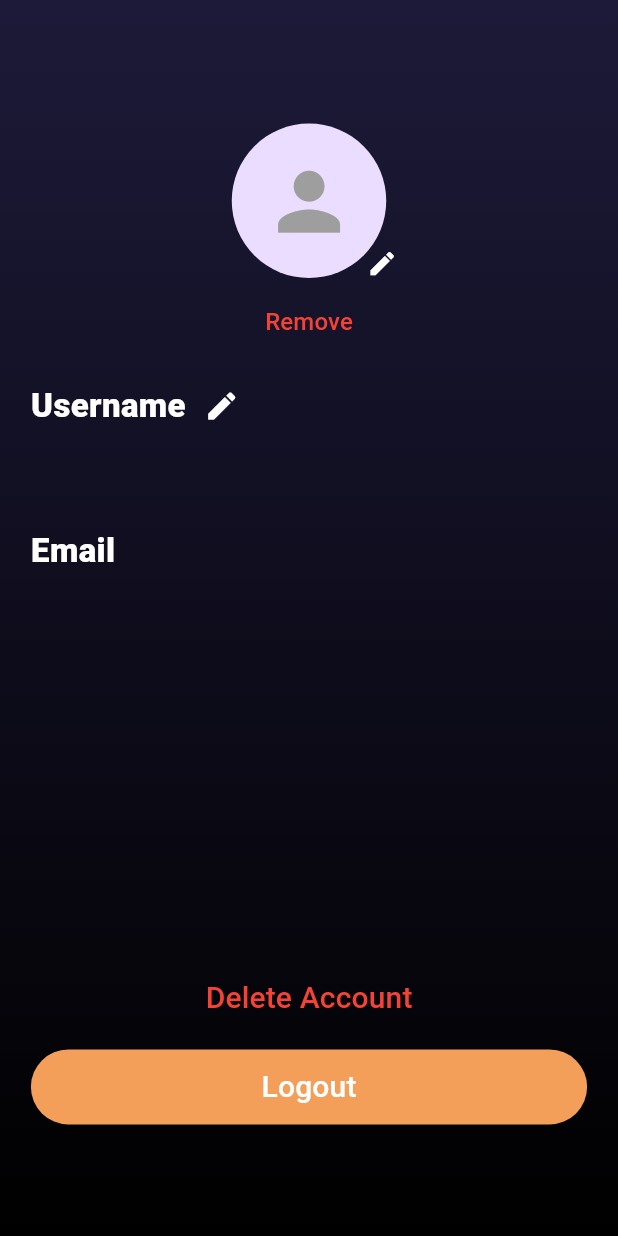
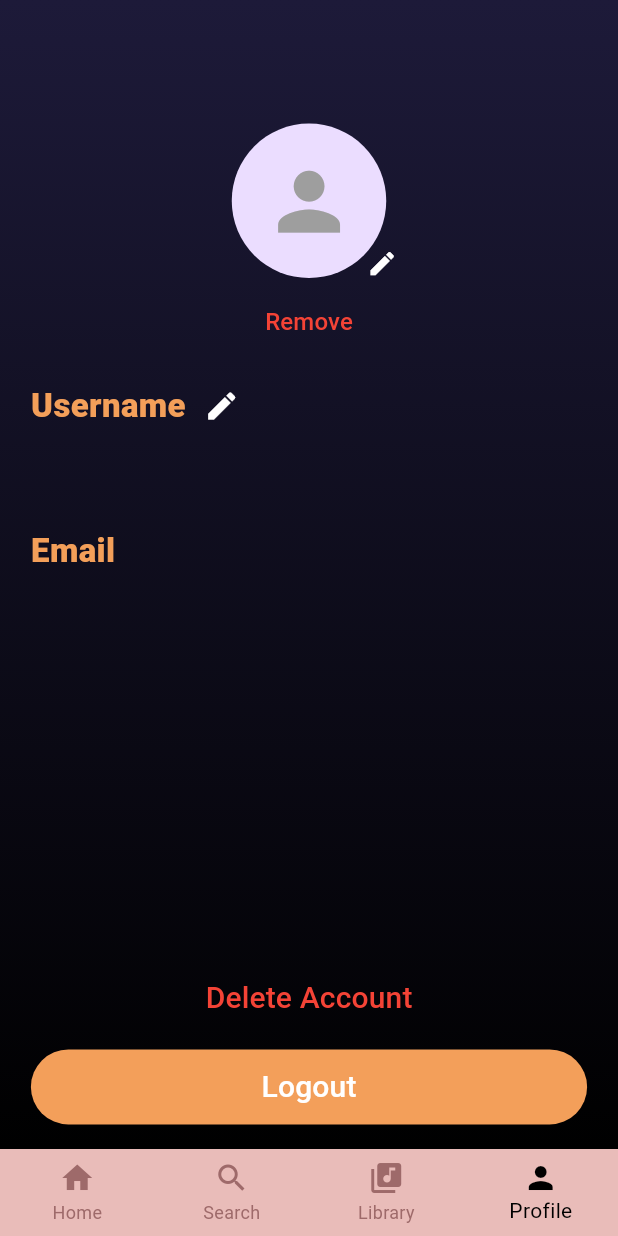
Before and after one commit to sarvadashiv/MusicApp, a Flutter app: the screen it shows after launch, on a phone screen of 412 x 824 dp. Run offline on Flutter 3.47's test engine with Material 3 defaults, Android fonts, the phone set to English and light mode, and no system bars; our stand-ins replace shared_preferences; network calls fail.

Commit message:
forgot to add nav bar

```diff
--- a/music_app/lib/main.dart
+++ b/music_app/lib/main.dart
@@ -2,7 +2,10 @@ import 'package:flutter/material.dart';
 import 'package:music_app/auth/changePasswordScreen.dart';
 import 'package:music_app/auth/signInScreen.dart';
 import 'package:music_app/auth/signUpScreen.dart';
+import 'package:music_app/library.dart';
 import 'package:music_app/profileScreen.dart';
+import 'package:music_app/auth/forgotPasswordScreen.dart';
+
 
 import 'homeScreen.dart';
 
@@ -19,15 +22,21 @@ class MyApp extends StatelessWidget {
     return MaterialApp(
       debugShowCheckedModeBanner: false,
       title: 'Flutter Demo',
-      initialRoute: '/profileScreen',
+      initialRoute: '/profile',
       routes: {
-        '/profileScreen': (context)=> ProfileScreen(),
+        '/profile': (context)=> ProfileScreen(),
         '/signup': (context)=> SignUpScreen(),
         '/newPassword': (context)=> ChangePasswordScreen(),
         '/login': (context) => SignInScreen(),
-        '/home': (context) => HomeScreen(), // Define '/home' route
+        '/home': (context) => HomeScreen(),
+        '/library': (context)=> LibraryScreen()// Define '/home' route
       },
       theme: ThemeData(
+        bottomNavigationBarTheme: BottomNavigationBarThemeData(
+          backgroundColor: Color.fromARGB(255, 233, 188, 185),
+          selectedItemColor: Color.fromARGB(255, 0, 0, 0),
+          unselectedItemColor: Colors.grey, // Inactive item color
+        ),
         // This is the theme of your application.
         //
         // TRY THIS: Try running your application with "flutter run". You'll see
--- a/music_app/lib/profileScreen.dart
+++ b/music_app/lib/profileScreen.dart
@@ -9,6 +9,7 @@ class ProfileScreen extends StatefulWidget {
 }
 
 class _ProfileScreenState extends State<ProfileScreen> {
+  int _selectedIndex = 3;
   List<String> avatarList = [
     'assets/avatars/avatar1.png',
     'assets/avatars/avatar2.png',
@@ -183,6 +184,30 @@ class _ProfileScreenState extends State<ProfileScreen> {
       setState(() {
         _selectedAvatar = selectedAvatar;
       });
+      final prefs = await SharedPreferences.getInstance();
+      await prefs.setString('avatar', selectedAvatar);
+    }
+  }
+
+  void _onItemTapped(int index) {
+    if (_selectedIndex == index) return;
+
+    setState(() {
+      _selectedIndex = index;
+    });
+
+    switch (index) {
+      case 0:
+        Navigator.pushReplacementNamed(context, '/home');
+        break;
+      case 1:
+        Navigator.pushReplacementNamed(context, '/search');
+        break;
+      case 2:
+        Navigator.pushReplacementNamed(context, '/library');
+        break;
+      case 3:
+        break;
     }
   }
 
@@ -221,7 +246,7 @@ class _ProfileScreenState extends State<ProfileScreen> {
                         CircleAvatar(
                           radius: screenWidth * 0.125,
                         backgroundImage: _selectedAvatar!= null? AssetImage(_selectedAvatar!)
-                            : null/*AssetImage('assets/default_avatar.png')*/,
+                            : null,
                         child: _selectedAvatar == null
                            ? Icon(Icons.person, size: screenWidth * 0.15, color: Colors.grey): null
                         ),
@@ -249,7 +274,7 @@ class _ProfileScreenState extends State<ProfileScreen> {
               TextButton(
                 onPressed: () {
                   setState(() {
-                    _selectedAvatar = null; // Reset avatar to display the default icon
+                    _selectedAvatar = null;
                   });
                 },
                 child: Text(
@@ -263,7 +288,7 @@ class _ProfileScreenState extends State<ProfileScreen> {
                   Text(
                     'Username',
                     style: TextStyle(
-                      color: Colors.white,
+                      color: Color.fromARGB(255, 243, 159, 89),
                       fontSize: 22,
                       fontWeight: FontWeight.w900,
                     ),
@@ -312,7 +337,7 @@ class _ProfileScreenState extends State<ProfileScreen> {
               SizedBox(height: 10),
                   Text(
                     'Email',
-                    style: TextStyle(color: Colors.white, fontSize: 22, fontWeight: FontWeight.w900),
+                    style: TextStyle(color: Color.fromARGB(255, 243, 159, 89), fontSize: 22, fontWeight: FontWeight.w900),
                   ),
                   SizedBox(height: 5,),
                   Text(email, style: TextStyle(color: Colors.white, fontSize: 20)),
@@ -331,6 +356,33 @@ class _ProfileScreenState extends State<ProfileScreen> {
           ),
         ),
       ),
-      ));
+      ),
+      bottomNavigationBar: BottomNavigationBar(
+        type: BottomNavigationBarType.fixed,
+        backgroundColor: Color.fromARGB(255, 233, 188, 185),
+        selectedItemColor: Color.fromARGB(255, 0, 0, 0),
+        unselectedItemColor: Color.fromARGB(255, 158, 106, 106),
+        currentIndex: _selectedIndex,
+        onTap: _onItemTapped,
+        items: [
+          BottomNavigationBarItem(
+            icon: Icon(Icons.home),
+            label: 'Home',
+          ),
+          BottomNavigationBarItem(
+            icon: Icon(Icons.search),
+            label: 'Search',
+          ),
+          BottomNavigationBarItem(
+            icon: Icon(Icons.library_music),
+            label: 'Library',
+          ),
+          BottomNavigationBarItem(
+            icon: Icon(Icons.person),
+            label: 'Profile',
+          ),
+        ],
+      )
+    );
   }
 }
```
Also changed, not shown: music_app/lib/library.dart (added, +185 -0 lines).
